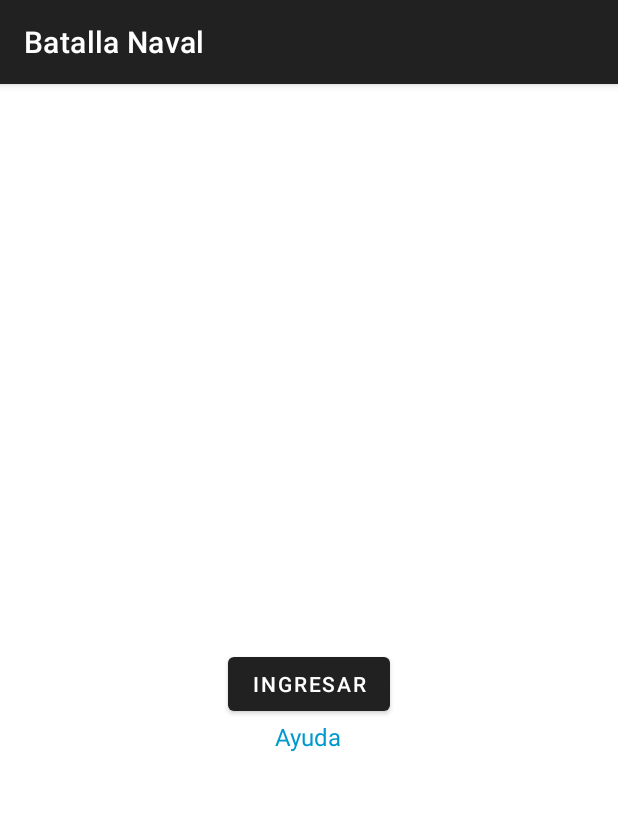
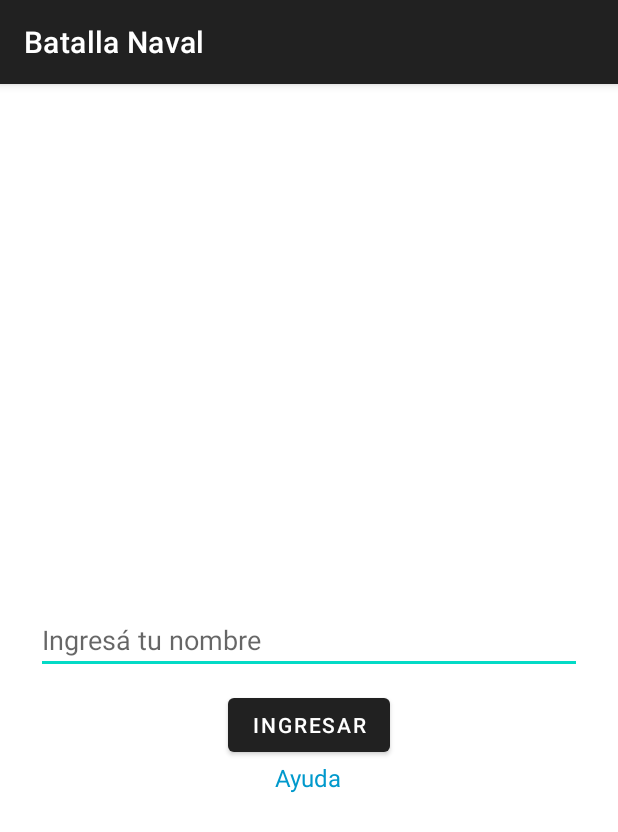
Before and after one commit to javierorleans/batallaNavalKotlin, an Android app: the screen it shows after launch (InicioActivity), on a phone screen of 412 x 824 dp. Shown: the top 832 px of the screen. Run offline under Robolectric (Android 15) with nearby library versions, the phone set to English and light mode, and no system bars.

Commit message:
input nombre de usuario en inicio y su uso en el main

```diff
--- a/app/src/main/java/com/example/batallanaval/InicioActivity.kt
+++ b/app/src/main/java/com/example/batallanaval/InicioActivity.kt
@@ -3,6 +3,7 @@ package com.example.batallanaval
 import android.content.Intent
 import android.os.Bundle
 import android.widget.Button
+import android.widget.EditText
 import android.widget.TextView
 import androidx.activity.enableEdgeToEdge
 import androidx.appcompat.app.AppCompatActivity
@@ -17,8 +18,12 @@ class InicioActivity : AppCompatActivity() {
         val btn_ingresar = findViewById<Button>(R.id.btn_ingresar);
         val enlace_ayuda = findViewById<TextView>(R.id.ayuda_text);
 
+        val nombreInput = findViewById<EditText>(R.id.input_usuario)
+
         btn_ingresar.setOnClickListener {
+            val nombreUsuario = nombreInput.text.toString()
             val i = Intent(this, MainActivity::class.java)
+            i.putExtra("nombre_usuario", nombreUsuario)
             startActivity(i)
         }
 
--- a/app/src/main/java/com/example/batallanaval/MainActivity.kt
+++ b/app/src/main/java/com/example/batallanaval/MainActivity.kt
@@ -24,6 +24,9 @@ class MainActivity : AppCompatActivity() {
     override fun onCreate(savedInstanceState: Bundle?) {
         super.onCreate(savedInstanceState)
         setContentView(R.layout.activity_main)
+
+        val nombreUsuario = intent.getStringExtra("nombre_usuario") ?: "Invitado"
+        title = "Batalla Naval | $nombreUsuario"
 
         // vinculamos variables con elementos del xml
         EstadisticasLayout = findViewById(R.id.Estadisticas)
--- a/app/src/main/res/layout/activity_inicio.xml
+++ b/app/src/main/res/layout/activity_inicio.xml
@@ -10,6 +10,16 @@
         android:layout_height="wrap_content"
         android:text="@string/app_name"
         android:textSize="40sp"/>
+
+    <EditText
+        android:id="@+id/input_usuario"
+        android:layout_width="match_parent"
+        android:layout_height="wrap_content"
+        android:layout_marginStart="24dp"
+        android:layout_marginEnd="24dp"
+        android:layout_marginBottom="10dp"
+        android:hint="Ingresá tu nombre"
+        android:inputType="textPersonName" />
 
     <Button
         android:id="@+id/btn_ingresar"
```
